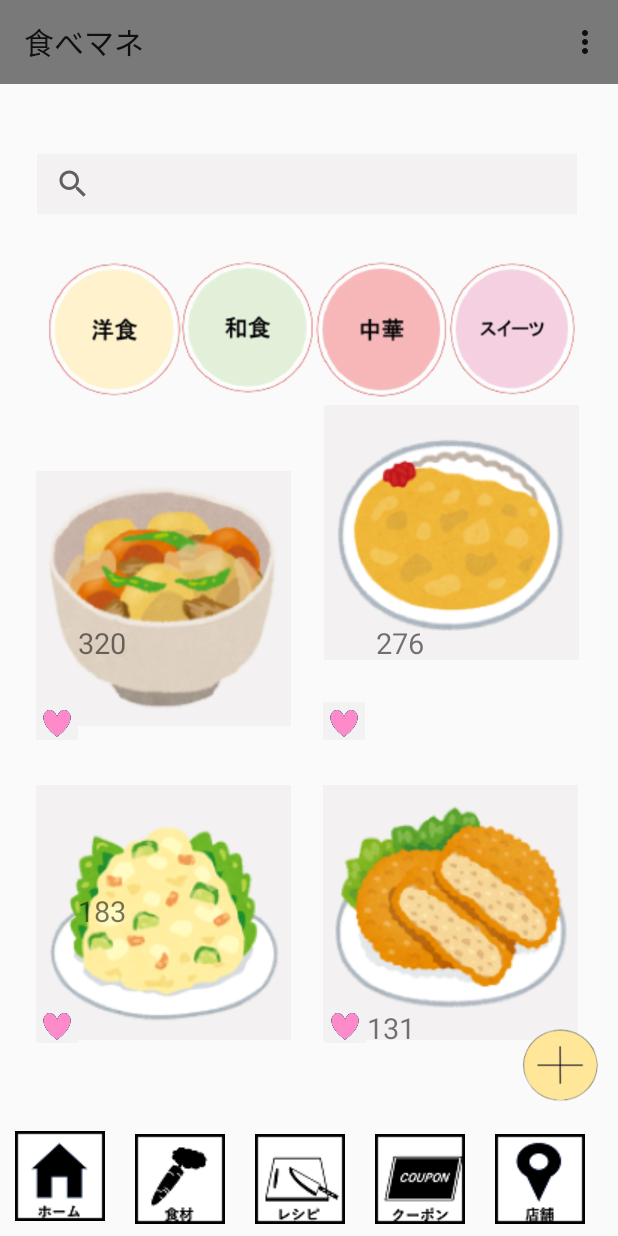
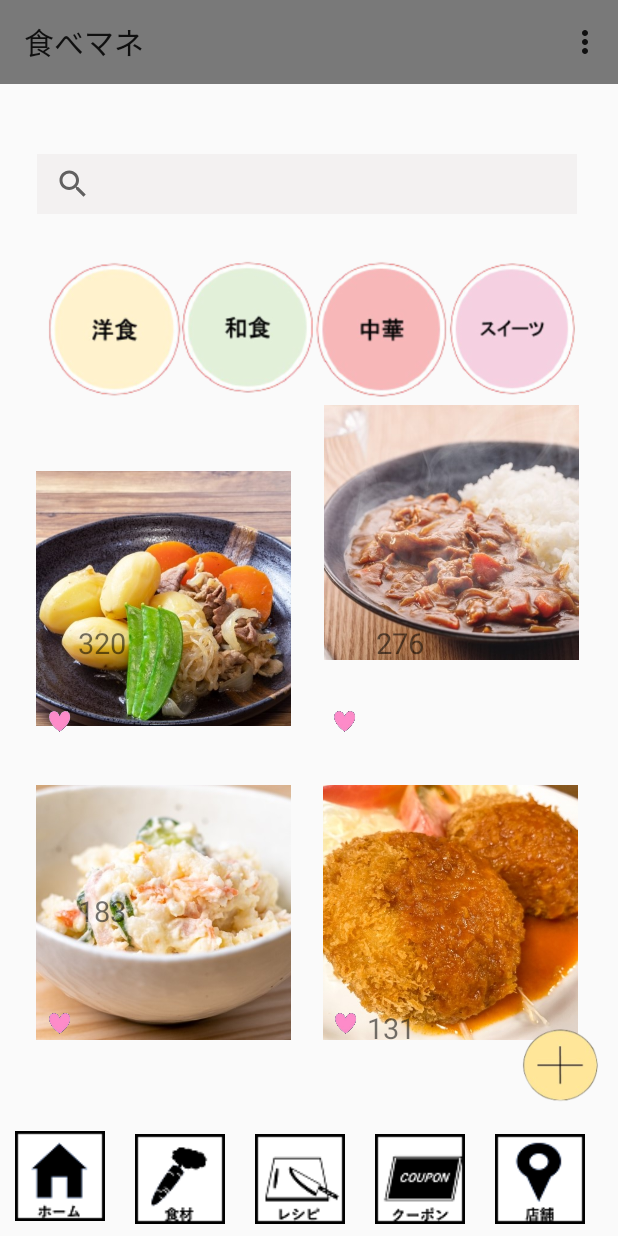
Before and after one commit to fresh3001/Tabemane, an Android app: the Recipe02Activity screen opened directly, with no data from a screen before it, after a tap on an icon or button, on a phone screen of 412 x 824 dp. Run offline under Robolectric (Android 15) with nearby library versions, the light colour scheme and no system bars; our stand-ins replace Firebase (no records; nobody signed in at launch, a user with empty details on screens opened directly).

Commit message:
12 commit 渡部

```diff
--- a/app/src/main/java/com/example/tabemane/Recipe02Activity.java
+++ b/app/src/main/java/com/example/tabemane/Recipe02Activity.java
@@ -9,6 +9,8 @@ import android.view.MenuItem;
 import android.view.View;
 import android.widget.Button;
 import android.widget.ImageButton;
+import android.widget.RadioButton;
+import android.widget.RadioGroup;
 
 import androidx.annotation.NonNull;
 import androidx.appcompat.app.AppCompatActivity;
@@ -25,6 +27,9 @@ import java.util.Iterator;
 
 public class Recipe02Activity extends AppCompatActivity {
 
+    RadioGroup radioGroup;
+    RadioButton radioButton;
+
     String[] foods = {"じゃがいも", "にんじん", "たまねぎ"};
 
     int[] quants = {4, 1, 1};
@@ -35,6 +40,8 @@ public class Recipe02Activity extends AppCompatActivity {
     protected void onCreate(Bundle savedInstanceState) {
         super.onCreate(savedInstanceState);
         setContentView(R.layout.activity_recipe02);
+
+        radioGroup = findViewById(R.id.radioGroup);
 
         /*************共通frame*************/
         //定義
@@ -60,6 +67,12 @@ public class Recipe02Activity extends AppCompatActivity {
 
     }
 
+
+    public void checkButton(View v){
+        int radioId = radioGroup.getCheckedRadioButtonId();
+
+        radioButton = findViewById(radioId);
+    }
     /***********************共通listner*********************/
 
     //サブメニュー用
@@ -82,7 +95,7 @@ public class Recipe02Activity extends AppCompatActivity {
 
         //ログアウト押下時
         if (id == R.id.action_string2) {
-            Intent intent = new Intent(getApplication(), LoginActivity.class);
+            Intent intent = new Intent(getApplication(), MainActivity.class);
             startActivity(intent);
         }
         return true;
--- a/app/src/main/res/layout/activity_recipe.xml
+++ b/app/src/main/res/layout/activity_recipe.xml
@@ -113,7 +113,8 @@
         app:layout_constraintStart_toStartOf="parent"
         app:layout_constraintTop_toTopOf="parent"
         app:layout_constraintVertical_bias="0.48"
-        app:srcCompat="@drawable/nikujagaimage" />
+        app:srcCompat="@drawable/nikujaga"
+        android:scaleType="fitXY"/>
 
 
     <ImageButton
@@ -128,7 +129,8 @@
         app:layout_constraintStart_toStartOf="parent"
         app:layout_constraintTop_toTopOf="parent"
         app:layout_constraintVertical_bias="0.006"
-        app:srcCompat="@drawable/carryimage" />
+        app:srcCompat="@drawable/carry"
+        android:scaleType="fitXY"/>
 
 
     <ImageButton
@@ -142,7 +144,8 @@
         app:layout_constraintStart_toStartOf="parent"
         app:layout_constraintTop_toTopOf="parent"
         app:layout_constraintVertical_bias="0.8"
-        app:srcCompat="@drawable/potetosaladaimage" />
+        app:srcCompat="@drawable/potatosalad"
+        android:scaleType="fitXY"/>
 
     <ImageButton
         android:id="@+id/recipeImageButton04"
@@ -155,7 +158,8 @@
         app:layout_constraintStart_toStartOf="parent"
         app:layout_constraintTop_toTopOf="parent"
         app:layout_constraintVertical_bias="0.8"
-        app:srcCompat="@drawable/croquetteimage" />
+        app:srcCompat="@drawable/korokke"
+        android:scaleType="fitXY"/>
 
     <!--検索欄-->
     <SearchView
@@ -221,11 +225,13 @@
         app:layout_constraintTop_toTopOf="parent"
         app:layout_constraintVertical_bias="0.23" />
 
+
+    <!--お気に入りボタン-->
     <ImageView
         android:id="@+id/heart1"
-        android:layout_width="28dp"
-        android:layout_height="28dp"
-        android:src="@drawable/heart"
+        android:layout_width="32dp"
+        android:layout_height="32dp"
+        android:src="@drawable/heart2"
         app:layout_constraintBottom_toBottomOf="parent"
         app:layout_constraintHorizontal_bias="0.062"
         app:layout_constraintLeft_toLeftOf="parent"
@@ -236,9 +242,9 @@
 
     <ImageView
         android:id="@+id/heart2"
-        android:layout_width="28dp"
-        android:layout_height="28dp"
-        android:src="@drawable/heart"
+        android:layout_width="32dp"
+        android:layout_height="32dp"
+        android:src="@drawable/heart2"
         app:layout_constraintBottom_toBottomOf="parent"
         app:layout_constraintHorizontal_bias="0.561"
         app:layout_constraintLeft_toLeftOf="parent"
@@ -249,9 +255,9 @@
 
     <ImageView
         android:id="@+id/heart3"
-        android:layout_width="28dp"
-        android:layout_height="28dp"
-        android:src="@drawable/heart"
+        android:layout_width="32dp"
+        android:layout_height="32dp"
+        android:src="@drawable/heart2"
         app:layout_constraintBottom_toBottomOf="parent"
         app:layout_constraintHorizontal_bias="0.062"
         app:layout_constraintLeft_toLeftOf="parent"
@@ -262,9 +268,9 @@
 
     <ImageView
         android:id="@+id/heart4"
-        android:layout_width="28dp"
-        android:layout_height="28dp"
-        android:src="@drawable/heart"
+        android:layout_width="32dp"
+        android:layout_height="32dp"
+        android:src="@drawable/heart2"
         app:layout_constraintBottom_toBottomOf="parent"
         app:layout_constraintHorizontal_bias="0.563"
         app:layout_constraintLeft_toLeftOf="parent"
```
Also changed, not shown: app/src/main/res/drawable/round.xml (deleted, +0 -10 lines), app/src/main/res/layout/activity_recipe02.xml (+18 -5 lines), app/src/main/res/drawable-v24/bikkuri.jpg (deleted), app/src/main/res/drawable-v24/kaimono.jpg (deleted), app/src/main/res/drawable/annketoimage.jpg (deleted), app/src/main/res/drawable/carry.jpg (added), app/src/main/res/drawable/carryimage.png (deleted), app/src/main/res/drawable/coupon01image.png (deleted), app/src/main/res/drawable/croquetteimage.png (deleted), app/src/main/res/drawable/heart.jpg (deleted), app/src/main/res/drawable/heart2.png (added), app/src/main/res/drawable/korokke.jpg (added), app/src/main/res/drawable/nikujaga.jpg (added), app/src/main/res/drawable/nikujagaimage.png (deleted), 2 more files.
